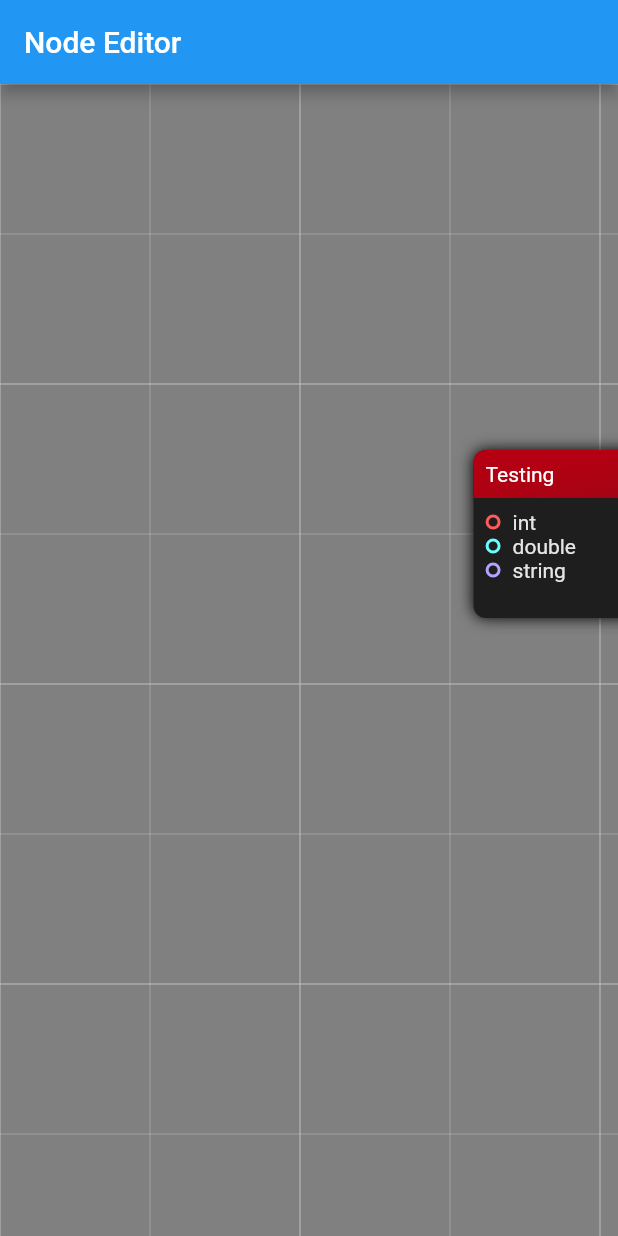
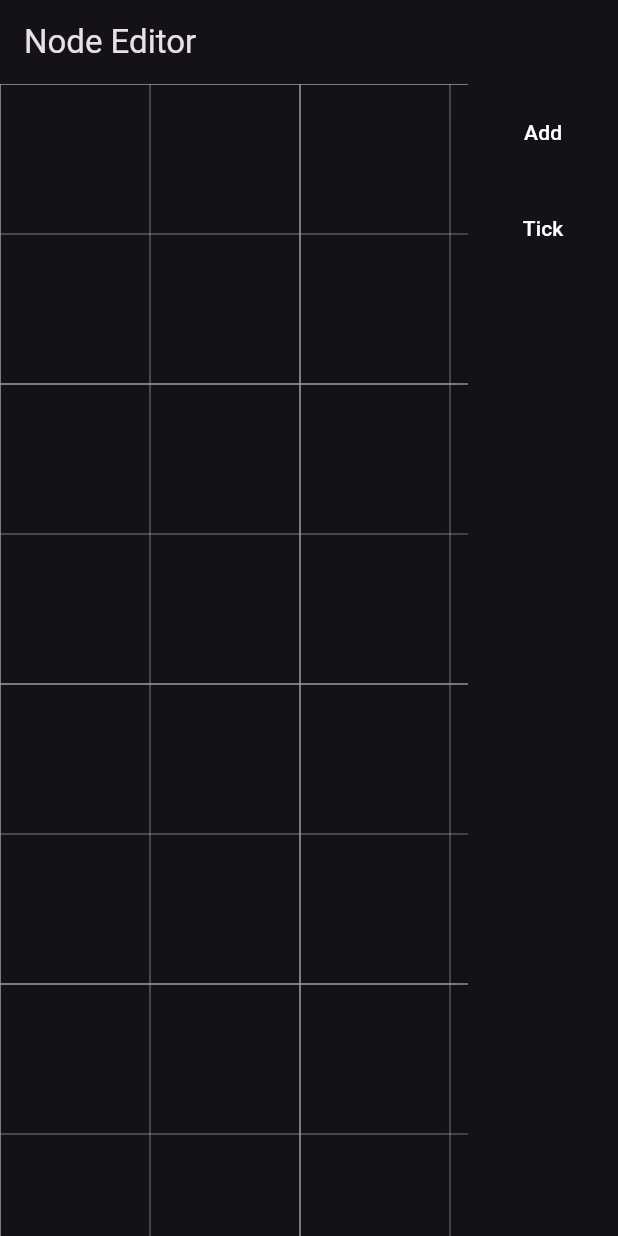
Before and after one commit to anlumo/node_editor, a Flutter app: the screen it shows after launch, on a phone screen of 412 x 824 dp. Run offline on Flutter 3.47's test engine with Material 2 defaults, Android fonts, the phone set to English and light mode, and no system bars; drawn by our look-alikes of flutter_layout_grid; our stand-ins replace bloc, flutter_bloc.

Commit message:
Adding typed nodes and a sidebar to add them to the document.

```diff
--- a/lib/constants.dart
+++ b/lib/constants.dart
@@ -2,19 +2,9 @@ import 'package:flutter/material.dart';
 
 const nodeRadius = BorderRadius.all(Radius.circular(8));
 const nodePadding = EdgeInsets.all(8.0);
-const nodeBackgroundColor = Color.fromRGBO(30, 30, 30, 1);
-const nodeDecoration = BoxDecoration(
-  borderRadius: nodeRadius,
-  color: nodeBackgroundColor,
-  boxShadow: [
-    BoxShadow(blurRadius: 8),
-  ],
-);
 const double gridSize = 200;
-const gridColor = Color.fromRGBO(200, 200, 200, 0.6);
 
 const double connectorBorderWidth = 2;
-const connectorTextColor = Color.fromRGBO(230, 230, 230, 1);
 
 const typeColorPalette = {
   int: Color.fromRGBO(255, 91, 91, 1),
--- a/lib/cubit/node_state.dart
+++ b/lib/cubit/node_state.dart
@@ -5,10 +5,15 @@ abstract class NodeState {}
 
 class NodeInitial extends NodeState {}
 
-class NodeLoaded extends NodeState {
-  NodeLoaded({required this.x, required this.y, required this.name});
+class NodeData extends NodeState {
+  NodeData(
+      {required this.x,
+      required this.y,
+      required this.name,
+      required this.edges});
 
   final double x;
   final double y;
   final String name;
+  final List<Edge> edges;
 }
--- a/lib/edge.dart
+++ b/lib/edge.dart
@@ -1,16 +1,4 @@
-class InputSocket {
-  const InputSocket({required this.name, required this.type});
-
-  final String name;
-  final Type type;
-}
-
-class OutputSocket {
-  const OutputSocket({required this.name, required this.type});
-
-  final String name;
-  final Type type;
-}
+import 'package:node_editor/node_definition.dart';
 
 class Edge {
   final InputSocket? input;
--- a/lib/main.dart
+++ b/lib/main.dart
@@ -1,5 +1,8 @@
 import 'package:flutter/material.dart';
+import 'package:node_editor/cubit/node_cubit.dart';
+import 'package:node_editor/node_definition.dart';
 import 'package:node_editor/widgets/node_canvas.dart';
+import 'package:uuid/uuid.dart';
 
 void main() {
   runApp(const MyApp());
@@ -13,42 +16,94 @@ class MyApp extends StatelessWidget {
   Widget build(BuildContext context) {
     return MaterialApp(
       title: 'Node Editor',
-      theme: ThemeData(
-        // This is the theme of your application.
-        //
-        // Try running your application with "flutter run". You'll see the
-        // application has a blue toolbar. Then, without quitting the app, try
-        // changing the primarySwatch below to Colors.green and then invoke
-        // "hot reload" (press "r" in the console where you ran "flutter run",
-        // or simply save your changes to "hot reload" in a Flutter IDE).
-        // Notice that the counter didn't reset back to zero; the application
-        // is not restarted.
-        primarySwatch: Colors.blue,
+      theme: ThemeData.dark(
+        useMaterial3: true,
       ),
       home: const NodeEditor(),
     );
   }
 }
 
-class NodeEditor extends StatelessWidget {
+const uuid = Uuid();
+
+class NodeEditor extends StatefulWidget {
   const NodeEditor({super.key});
 
   @override
+  State<NodeEditor> createState() => _NodeEditorState();
+}
+
+class _NodeEditorState extends State<NodeEditor> {
+  Map<UuidValue, NodeData> nodes = {};
+
+  @override
   Widget build(BuildContext context) {
-    // This method is rerun every time setState is called, for instance as done
-    // by the _incrementCounter method above.
-    //
-    // The Flutter framework has been optimized to make rerunning build methods
-    // fast, so that you can just rebuild anything that needs updating rather
-    // than having to individually change instances of widgets.
+    final theme = Theme.of(context);
+
     return Scaffold(
       appBar: AppBar(
         // Here we take the value from the MyHomePage object that was created by
         // the App.build method, and use it to set our appbar title.
         title: const Text('Node Editor'),
       ),
-      body: const NodeCanvas(
-        backgroundColor: Color.fromRGBO(128, 128, 128, 1),
+      body: Material(
+        child: Row(
+          children: [
+            Expanded(
+              child: NodeCanvas(
+                nodeDefinitions: const {
+                  'Add': NodeDefinition(
+                    name: 'Add',
+                    inputs: [
+                      InputSocket(name: 'a', type: double),
+                      InputSocket(name: 'b', type: double)
+                    ],
+                    outputs: [OutputSocket(name: 'out', type: double)],
+                  ),
+                  'Tick': NodeDefinition(
+                    name: 'Tick',
+                    inputs: [],
+                    outputs: [OutputSocket(name: 'out', type: double)],
+                  ),
+                },
+                nodes: nodes,
+              ),
+            ),
+            Material(
+              color: theme.drawerTheme.backgroundColor,
+              elevation: 10,
+              child: SizedBox(
+                width: 100,
+                child: Column(children: [
+                  Padding(
+                    padding: const EdgeInsets.all(8.0),
+                    child: MaterialButton(
+                      onPressed: () {
+                        setState(() {
+                          nodes[uuid.v4obj()] = NodeData(
+                              x: 100, y: 100, name: 'Add', edges: const []);
+                        });
+                      },
+                      child: const Text('Add'),
+                    ),
+                  ),
+                  Padding(
+                    padding: const EdgeInsets.all(8.0),
+                    child: MaterialButton(
+                      onPressed: () {
+                        setState(() {
+                          nodes[uuid.v4obj()] = NodeData(
+                              x: 100, y: 100, name: 'Tick', edges: const []);
+                        });
+                      },
+                      child: const Text('Tick'),
+                    ),
+                  ),
+                ]),
+              ),
+            ),
+          ],
+        ),
       ),
     );
   }
--- /dev/null
+++ b/lib/node_definition.dart
@@ -0,0 +1,22 @@
+class InputSocket {
+  const InputSocket({required this.name, required this.type});
+
+  final String name;
+  final Type type;
+}
+
+class OutputSocket {
+  const OutputSocket({required this.name, required this.type});
+
+  final String name;
+  final Type type;
+}
+
+class NodeDefinition {
+  final String name;
+  final List<InputSocket> inputs;
+  final List<OutputSocket> outputs;
+
+  const NodeDefinition(
+      {required this.name, required this.inputs, required this.outputs});
+}
--- a/lib/widgets/node.dart
+++ /dev/null
@@ -1,141 +0,0 @@
-import 'package:flutter/material.dart';
-import 'package:flutter_bloc/flutter_bloc.dart';
-import 'package:flutter_layout_grid/flutter_layout_grid.dart';
-import 'package:node_editor/constants.dart';
-import 'package:node_editor/cubit/node_cubit.dart';
-import 'package:node_editor/edge.dart';
-import 'package:node_editor/widgets/node_connector.dart';
-import 'package:node_editor/widgets/node_header.dart';
-
-class Node extends StatefulWidget {
-  const Node({
-    Key? key,
-    required this.color,
-    this.inputs,
-    this.outputs,
-  }) : super(key: key);
-
-  final Color color;
-  final List<InputSocket>? inputs;
-  final List<OutputSocket>? outputs;
-
-  @override
-  State<Node> createState() => _NodeState();
-}
-
-class _NodeState extends State<Node> {
-  Offset? draggingStartPosition;
-  Offset? draggingOffset;
-
-  @override
-  Widget build(BuildContext context) {
-    return BlocBuilder<NodeCubit, NodeState>(
-      builder: (context, state) {
-        if (state is NodeLoaded) {
-          return Positioned(
-            left: state.x + (draggingOffset?.dx ?? 0),
-            top: state.y + (draggingOffset?.dy ?? 0),
-            child: FractionalTranslation(
-              translation: const Offset(-.5, -.5), // center alignment
-              child: MouseRegion(
-                cursor: draggingStartPosition != null
-                    ? SystemMouseCursors.grabbing
-                    : SystemMouseCursors.grab,
-                child: GestureDetector(
-                  onPanDown: (event) {
-                    setState(() {
-                      draggingStartPosition = event.localPosition;
-                      draggingOffset = Offset.zero;
-                    });
-                  },
-                  onPanUpdate: (event) {
-                    setState(() {
-                      draggingOffset =
-                          event.localPosition - draggingStartPosition!;
-                    });
-                  },
-                  onPanCancel: () {
-                    setState(() {
-                      draggingStartPosition = null;
-                      draggingOffset = null;
-                    });
-                  },
-                  onPanEnd: (event) {
-                    BlocProvider.of<NodeCubit>(context).loaded(
-                      x: state.x + (draggingOffset?.dx ?? 0),
-                      y: state.y + (draggingOffset?.dy ?? 0),
-                      name: state.name,
-                    );
-                    setState(() {
-                      draggingStartPosition = null;
-                      draggingOffset = null;
-                    });
-                  },
-                  child: DecoratedBox(
-                    decoration: nodeDecoration,
-                    child: ClipRRect(
-                      borderRadius: nodeRadius,
-                      child: Padding(
-                        padding:
-                            EdgeInsets.fromLTRB(0, 0, 0, nodePadding.bottom),
-                        child: LayoutGrid(
-                          areas: '''
-                            header header
-                            inputs outputs
-                          ''',
-                          columnSizes: const [auto, auto],
-                          rowSizes: const [auto, auto],
-                          rowGap: nodePadding.top,
-                          columnGap: nodePadding.left * 4,
-                          children: [
-                            NamedAreaGridPlacement(
-                              areaName: 'header',
-                              child: NodeHeader(
-                                title: state.name,
-                                color: widget.color,
-                              ),
-                            ),
-                            NamedAreaGridPlacement(
-                              areaName: 'inputs',
-                              child: Column(
-                                  crossAxisAlignment: CrossAxisAlignment.start,
-                                  children: widget.inputs
-                                          ?.map(
-                                            (input) => NodeConnector(
-                                              type: input.type,
-                                              name: input.name,
-                                              output: false,
-                                            ),
-                                          )
-                                          .toList(growable: false) ??
-                                      []),
-                            ),
-                            NamedAreaGridPlacement(
-                              areaName: 'outputs',
-                              child: Column(
-                                crossAxisAlignment: CrossAxisAlignment.end,
-                                children: widget.outputs
-                                        ?.map((output) => NodeConnector(
-                                              type: output.type,
-                                              name: output.name,
-                                              output: true,
-                                            ))
-                                        .toList(growable: false) ??
-                                    [],
-                              ),
-                            ),
-                          ],
-                        ),
-                      ),
-                    ),
-                  ),
-                ),
-              ),
-            ),
-          );
-        }
-        return const SizedBox();
-      },
-    );
-  }
-}
--- a/lib/widgets/node_canvas.dart
+++ b/lib/widgets/node_canvas.dart
@@ -2,61 +2,58 @@ import 'package:flutter/material.dart';
 import 'package:flutter_bloc/flutter_bloc.dart';
 import 'package:node_editor/constants.dart';
 import 'package:node_editor/cubit/node_cubit.dart';
-import 'package:node_editor/edge.dart';
-import 'package:node_editor/widgets/node.dart';
+import 'package:node_editor/node_definition.dart';
+import 'package:node_editor/widgets/node_widget.dart';
 import 'package:uuid/uuid.dart';
 
 class NodeCanvas extends StatelessWidget {
-  const NodeCanvas({Key? key, required this.backgroundColor}) : super(key: key);
+  const NodeCanvas(
+      {Key? key, required this.nodeDefinitions, required this.nodes})
+      : super(key: key);
 
-  final Color backgroundColor;
+  final Map<String, NodeDefinition> nodeDefinitions;
+  final Map<UuidValue, NodeData> nodes;
 
   @override
   Widget build(BuildContext context) {
-    return ColoredBox(
-      color: backgroundColor,
-      child: Stack(
+    final theme = Theme.of(context);
+    return Stack(
       children: [
-          const Positioned(
+        Positioned(
           left: 0,
           right: 0,
           top: 0,
           bottom: 0,
           child: GridPaper(
-              color: gridColor,
+            color: theme.primaryColorLight,
             interval: gridSize,
             divisions: 1,
             subdivisions: 2,
           ),
         ),
-          BlocProvider(
+        ...nodes.entries.map((keyvalue) {
+          final definition = nodeDefinitions[keyvalue.value.name];
+
+          return BlocProvider(
             create: (context) {
-              final cubit =
-                  NodeCubit(UuidValue("791b9c06-492f-455d-aba3-1118223e62b9"));
+              final node = keyvalue.value;
+              final cubit = NodeCubit(keyvalue.key);
               cubit.loaded(
-                x: 400,
-                y: 300,
-                name: 'Testing',
+                x: node.x,
+                y: node.y,
+                name: node.name,
+                edges: node.edges,
               );
               return cubit;
             },
-            child: const Node(
-              color: Color.fromARGB(255, 182, 0, 18),
-              inputs: [
-                InputSocket(name: 'int', type: int),
-                InputSocket(name: 'double', type: double),
-                InputSocket(name: 'string', type: String),
+            child: NodeWidget(
+              color: const Color.fromARGB(255, 182, 0, 18),
+              inputs: definition?.inputs ?? [],
+              outputs: definition?.outputs ?? [],
+            ),
+          );
+        }).toList(growable: false),
       ],
-              outputs: [
-                OutputSocket(name: 'int', type: int),
-                OutputSocket(name: 'double', type: double),
-                OutputSocket(name: 'string', type: String),
-                OutputSocket(name: 'bool', type: bool),
-              ],
-            ),
-          ),
-        ],
-      ),
     );
   }
 }
--- a/lib/widgets/node_connector.dart
+++ b/lib/widgets/node_connector.dart
@@ -1,24 +1,38 @@
 import 'package:flutter/material.dart';
+import 'package:flutter_bloc/flutter_bloc.dart';
 import 'package:node_editor/constants.dart';
+import 'package:node_editor/cubit/node_cubit.dart';
+import 'package:node_editor/edge.dart';
 
 class NodeConnector extends StatelessWidget {
   const NodeConnector(
-      {Key? key,
-      required this.type,
-      required this.name,
-      this.open = true,
-      this.output = false})
+      {Key? key, required this.type, required this.name, this.output = false})
       : super(key: key);
 
   final Type type;
   final bool output;
-  final bool open;
   final String name;
 
   @override
   Widget build(BuildContext context) {
     final connectorColor = typeColorPalette[type] ?? Colors.red;
-    return Row(
+    return BlocBuilder<NodeCubit, NodeState>(
+      builder: (context, state) {
+        final open = (state is NodeData)
+            ? !(output
+                ? state.edges
+                    .any((Edge element) => element.output?.name == name)
+                : state.edges
+                    .any((Edge element) => element.input?.name == name))
+            : true;
+
+        return MouseRegion(
+          cursor: SystemMouseCursors.move,
+          child: GestureDetector(
+            onDoubleTap: () {
+              // todo: set constant workflow
+            },
+            child: Row(
               textDirection: output ? TextDirection.rtl : TextDirection.ltr,
               children: [
                 Padding(
@@ -36,11 +50,12 @@ class NodeConnector extends StatelessWidget {
                     ),
                   ),
                 ),
-        Text(
-          name,
-          style: const TextStyle(color: connectorTextColor),
-        )
+                Text(name)
               ],
+            ),
+          ),
+        );
+      },
     );
   }
 }
--- a/lib/widgets/node_header.dart
+++ b/lib/widgets/node_header.dart
@@ -31,7 +31,7 @@ class NodeHeader extends StatelessWidget {
           center: Alignment.topRight,
           startAngle: 0,
           endAngle: pi,
-          colors: [nodeBackgroundColor, color],
+          colors: [Colors.transparent, color],
         ),
       ),
       child: Padding(
```
Also changed, not shown: lib/cubit/node_cubit.dart (+7 -2 lines), lib/widgets/node_widget.dart (added, +141 -0 lines). Lines whose indentation alone changed are shown as unchanged.
